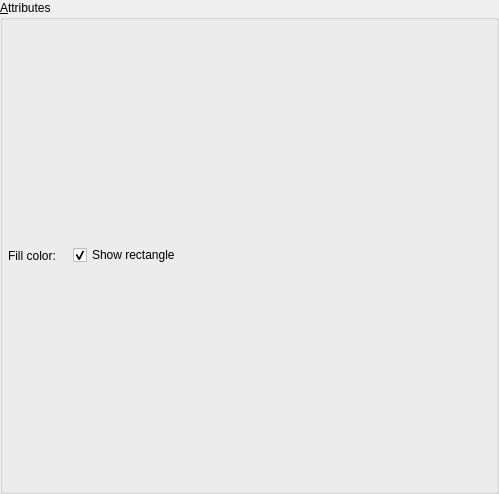
Above: libs/libgui/ui/dbobjects/schemawidget.ui from pgmodeler/pgmodeler before the change. Below: the same form after it.
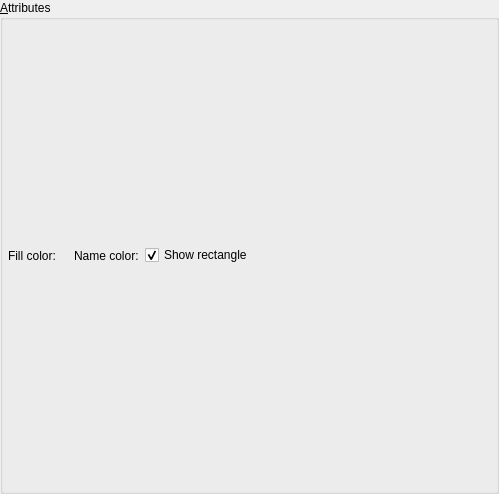
That is the form after the change.

Commit message: Schemas can now have their name color changed

The edit to the form file:
```diff
--- a/libs/libgui/ui/dbobjects/schemawidget.ui
+++ b/libs/libgui/ui/dbobjects/schemawidget.ui
@@ -32,9 +32,6 @@
       <string>&amp;Attributes</string>
      </property>
      <layout class="QHBoxLayout" name="horizontalLayout">
-      <property name="spacing">
-       <number>5</number>
-      </property>
       <property name="leftMargin">
        <number>5</number>
       </property>
@@ -60,6 +57,19 @@
         </property>
        </widget>
       </item>
+      <item>
+       <widget class="QLabel" name="fill_color_lbl_2">
+        <property name="minimumSize">
+         <size>
+          <width>60</width>
+          <height>0</height>
+         </size>
+        </property>
+        <property name="text">
+         <string>Name color:</string>
+        </property>
+       </widget>
+      </item>
       <item>
        <widget class="QCheckBox" name="show_rect_chk">
         <property name="sizePolicy">
```
The commit also changes 9 other files.
